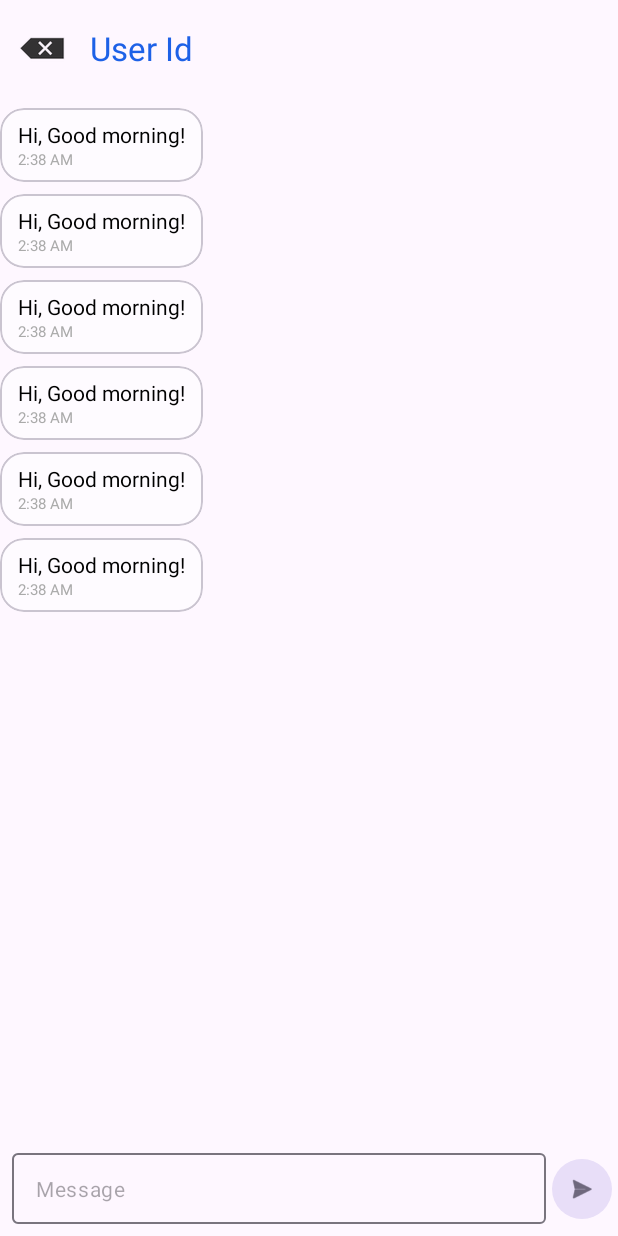
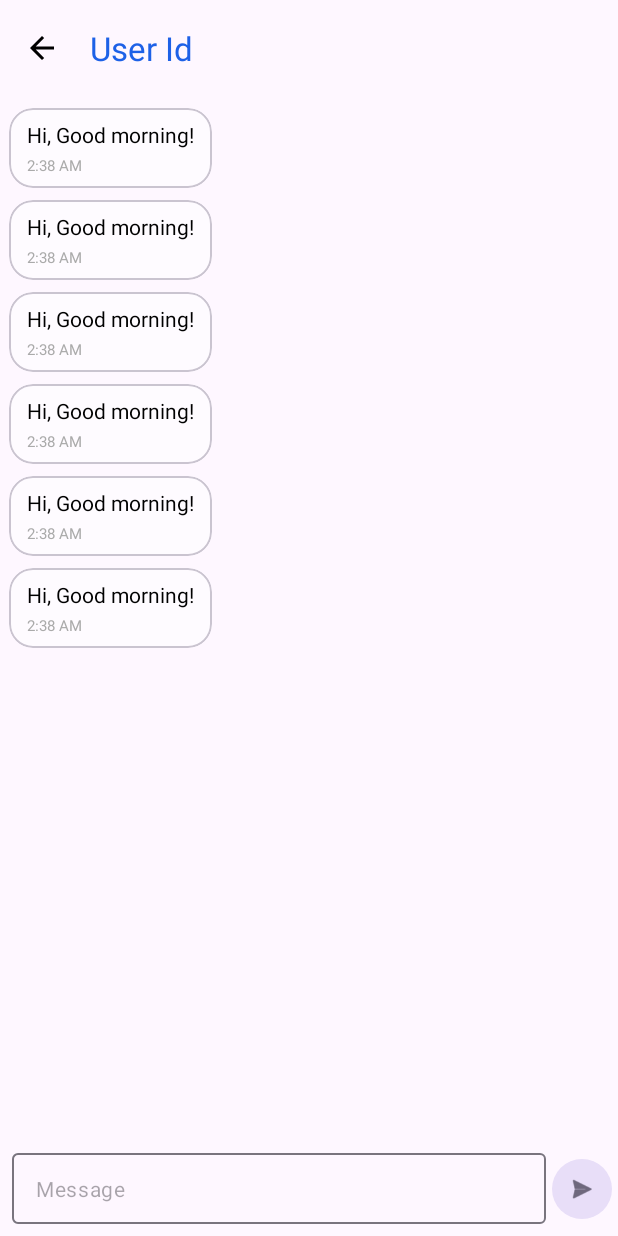
Before and after one commit to sky-CSE/Firebase-Chat-App, an Android app: the layout fragment_chat.xml on its own in the app's theme, with its tools: preview values and no code run, on a phone screen of 412 x 824 dp. Run offline under Robolectric (Android 15) with nearby library versions, the phone set to English and light mode, and no system bars.

Commit message:
UI Correction/Improvements in Chat Page.

```diff
--- /dev/null
+++ b/app/src/main/res/drawable/arrow_back.xml
@@ -0,0 +1,9 @@
+<vector xmlns:android="http://schemas.android.com/apk/res/android"
+    android:width="24dp"
+    android:height="24dp"
+    android:viewportWidth="24"
+    android:viewportHeight="24">
+  <path
+      android:pathData="M7.825,13L13.425,18.6L12,20L4,12L12,4L13.425,5.4L7.825,11H20V13H7.825Z"
+      android:fillColor="#1D1B20"/>
+</vector>
--- a/app/src/main/res/layout/fragment_chat.xml
+++ b/app/src/main/res/layout/fragment_chat.xml
@@ -26,7 +26,7 @@
                 android:layout_height="wrap_content"
                 app:layout_constraintStart_toStartOf="parent"
                 app:layout_constraintTop_toTopOf="parent"
-                app:navigationIcon="@android:drawable/ic_input_delete"
+                app:navigationIcon="@drawable/arrow_back"
                 app:navigationIconTint="@color/black"
                 app:title="User Id"
                 app:titleTextColor="@color/blue_dark" />
--- a/app/src/main/res/layout/list_item_message_received.xml
+++ b/app/src/main/res/layout/list_item_message_received.xml
@@ -5,8 +5,8 @@
     android:layout_width="wrap_content"
     android:layout_height="wrap_content"
     android:layout_marginTop="8dp"
+    android:layout_marginHorizontal="6dp"
     android:layout_gravity="start"
-    android:padding="4dp"
     app:cardBackgroundColor="@android:color/system_accent1_10"
     app:cardCornerRadius="16dp">
 
@@ -35,6 +35,7 @@
             android:textColor="@android:color/darker_gray"
             android:gravity="start"
             android:textSize="10sp"
+            android:layout_marginTop="4dp"
             app:layout_constraintStart_toStartOf="parent"
             app:layout_constraintTop_toBottomOf="@id/messageText"
             tools:text="2:38 AM" />
```
Also changed, not shown: app/src/main/res/layout/list_item_message_sent.xml (+11 -3 lines).
